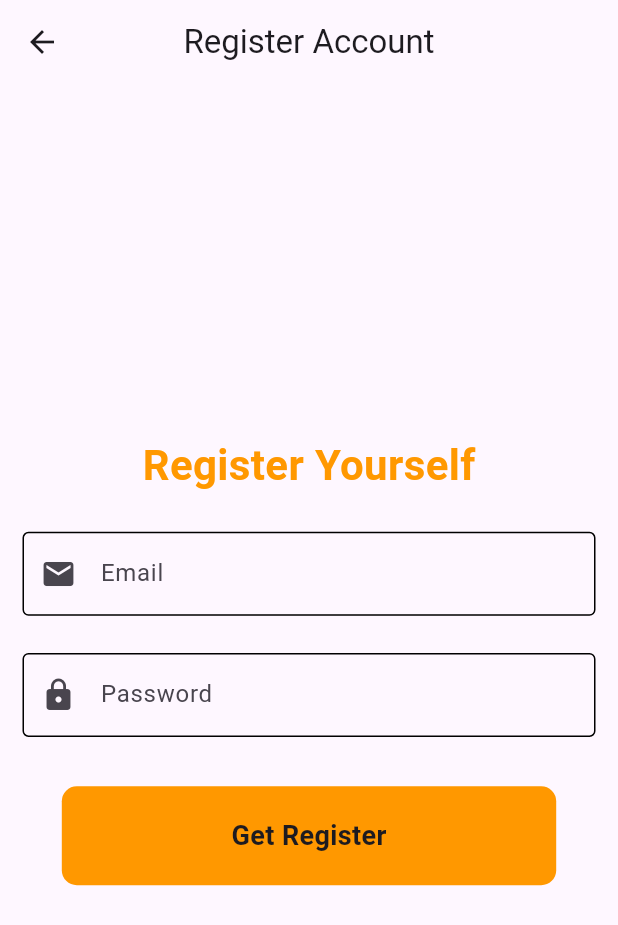
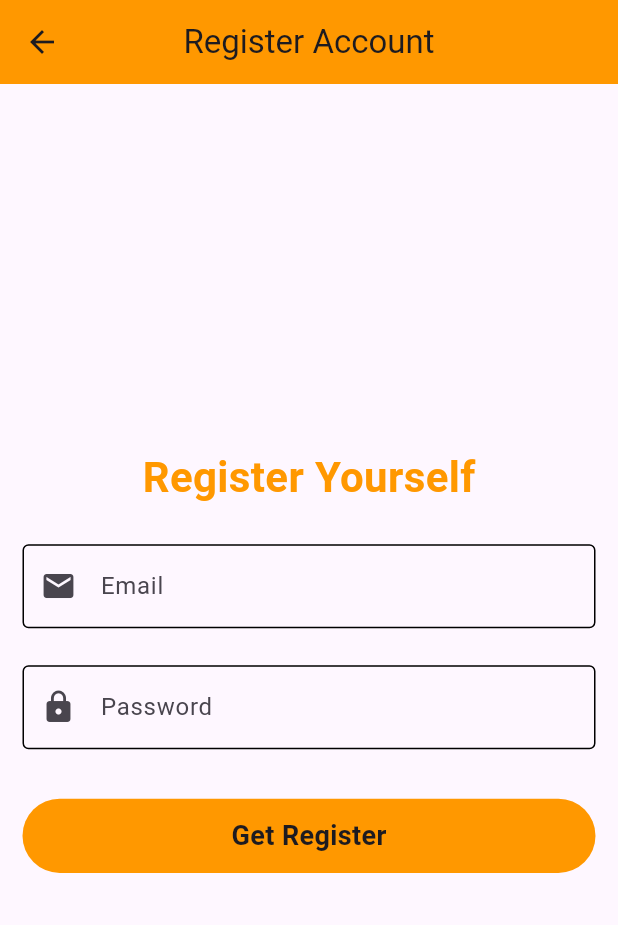
Before and after one commit to shahsawarkhanzada/blog_app_with_firebase, a Flutter app: the RegisterScreen screen opened directly, on a phone screen of 412 x 824 dp. Shown: the top 925 px of the screen. Run offline on Flutter 3.47's test engine with Material 3 defaults, Android fonts, the phone set to English and light mode, and no system bars; our stand-ins replace firebase_auth, firebase_core; accounts and stored records are empty.

```diff
--- a/lib/auth/Register_screen.dart
+++ b/lib/auth/Register_screen.dart
@@ -24,7 +24,8 @@ class _RegisterScreenState extends State<RegisterScreen> {
     final width = MediaQuery.sizeOf(context).width * 1;
     return Scaffold(
       appBar: AppBar(
-        title: Text(
+        backgroundColor: Colors.orange,
+        title: const Text(
           'Register Account',
         ),
         centerTitle: true,
@@ -46,6 +47,10 @@ class _RegisterScreenState extends State<RegisterScreen> {
               SizedBox(
                 height: height * 0.03,
               ),
+              Form(
+                key: formkey,
+                child: Column(
+                  children: [
                     TextFormField(
                       controller: emailController,
                       decoration: const InputDecoration(
@@ -79,11 +84,40 @@ class _RegisterScreenState extends State<RegisterScreen> {
                     SizedBox(
                       height: height * 0.04,
                     ),
-              RoundedButton(
-                  title: 'Get Register',
-                  onPress: () async {
-                    if (formkey.currentState!.validate()) {}
-                  })
+                    InkWell(
+                      onTap: () async {
+                        try {
+                          final user =
+                              await auth.createUserWithEmailAndPassword(
+                                  email: emailController.text.toString(),
+                                  password: passwordController.text.toString());
+
+                          if (user != null) {
+                            ScaffoldMessenger.of(context).showSnackBar(SnackBar(
+                                content: Text('User has been created')));
+                          }
+                        } catch (e) {
+                          ScaffoldMessenger.of(context).showSnackBar(
+                              SnackBar(content: Text(e.toString())));
+                        }
+                      },
+                      child: Container(
+                        decoration: BoxDecoration(
+                            borderRadius: BorderRadius.circular(25),
+                            color: Colors.orange),
+                        height: height * 0.06,
+                        width: width,
+                        child: const Center(
+                            child: Text(
+                          'Get Register',
+                          style: TextStyle(
+                              fontSize: 18, fontWeight: FontWeight.w600),
+                        )),
+                      ),
+                    )
+                  ],
+                ),
+              ),
             ],
           ),
         ),
```
Lines whose indentation alone changed are shown as unchanged.
